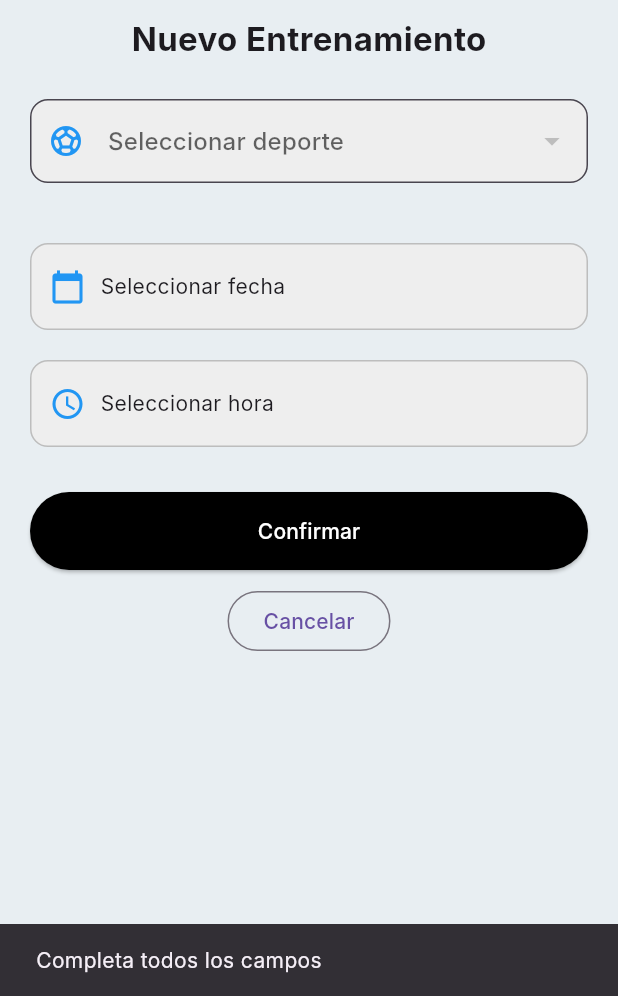
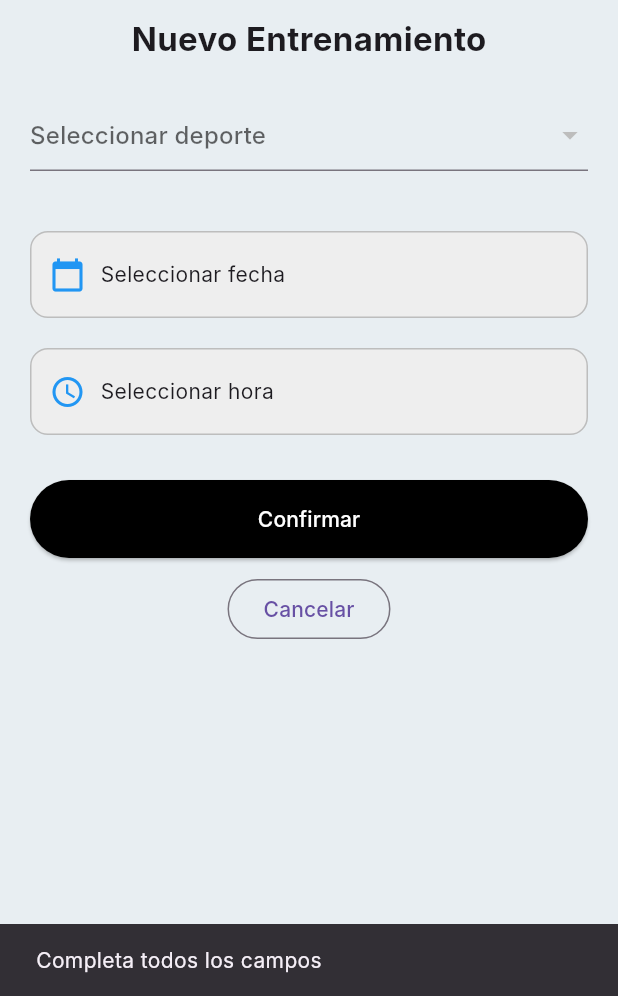
Before and after one commit to estebanpinedar/Athletix-App, a Flutter app: the RegistrarEntrenamiento screen opened directly with empty values, after a tap on "Confirmar", on a phone screen of 412 x 824 dp, the part 240-1236 px from its top. Run offline on Flutter 3.47's test engine with Material 3 defaults, Android fonts, the phone set to English and light mode, and no system bars; our stand-ins replace table_calendar; network calls fail; Roboto replaces fonts that are missing (Inter).

Commit message:
escribo texto

```diff
--- a/ade_deportiva/lib/pantallas/registrar_entrenamiento.dart
+++ b/ade_deportiva/lib/pantallas/registrar_entrenamiento.dart
@@ -42,8 +42,10 @@ class _RegistrarEntrenamientoState extends State<RegistrarEntrenamiento> {
     var res = await http.get(Uri.parse("$api/deportes"));
     var data = json.decode(res.body);
 
+    print("RESPUESTA: $data"); // 🔥 debug
+
     setState(() {
-      deportes = data;
+      deportes = data["deportes"]; // 🔥 CORRECTO
     });
   }
 
@@ -160,26 +162,13 @@ class _RegistrarEntrenamientoState extends State<RegistrarEntrenamiento> {
               DropdownButtonFormField<int>(
                 value: idDeporte,
                 hint: const Text("Seleccionar deporte"),
-                decoration: InputDecoration(
-                  filled: true,
-                  fillColor: Colors.grey.shade200,
-                  prefixIcon: const Icon(
-                    Icons.sports_soccer,
-                    color: Colors.blue,
-                  ),
-                  border: OutlineInputBorder(
-                    borderRadius: BorderRadius.circular(12),
-                  ),
-                ),
                 items: deportes.map<DropdownMenuItem<int>>((d) {
                   return DropdownMenuItem<int>(
-                    value: int.parse(d["id_deporte"].toString()), // 🔥 FIX
+                    value: d["id_deporte"],
                     child: Text(d["nombre"]),
                   );
                 }).toList(),
                 onChanged: (value) {
-                  print("Seleccionado: $value"); // 🔥 DEBUG
-
                   setState(() {
                     idDeporte = value;
                     idEspacio = null;
```
